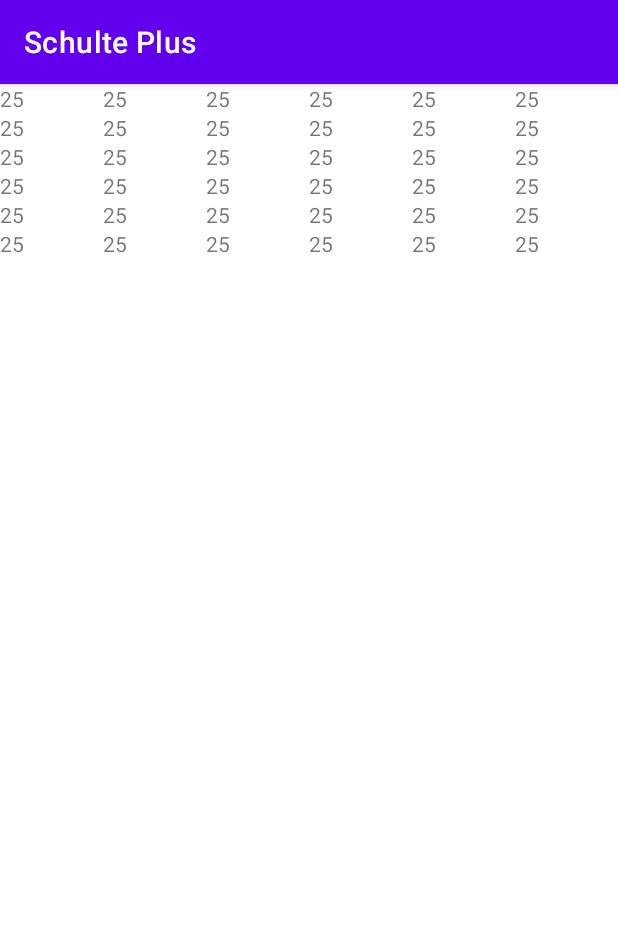
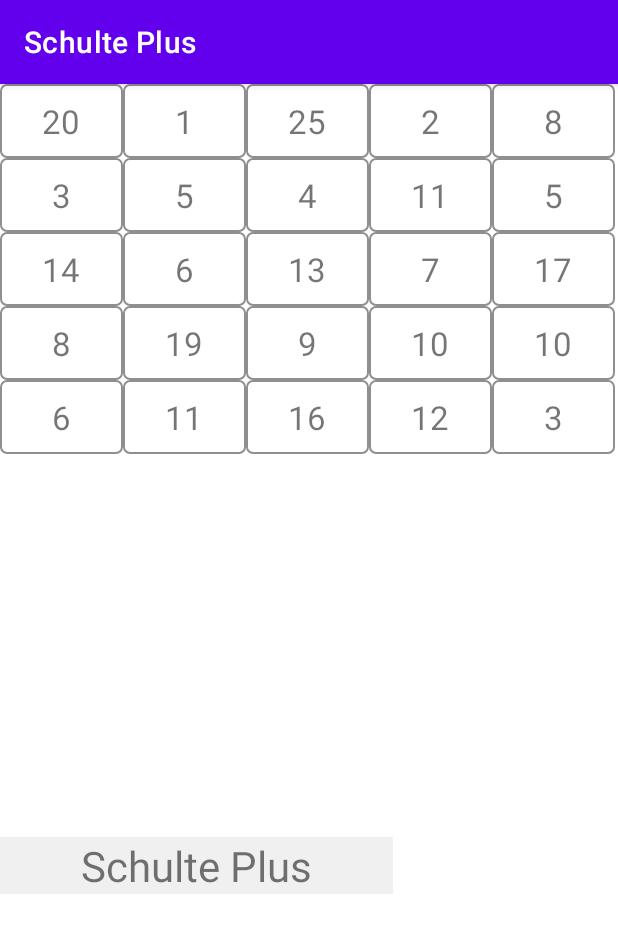
Before and after one commit to Aleksandr-Nebobzod/schulteplus, an Android app: the SchulteActivity02 screen opened directly, with no data from a screen before it, on a phone screen of 412 x 824 dp. Shown: the top 933 px of the screen. Run offline under Robolectric (Android 15) with nearby library versions, the phone set to English and light mode, and no system bars.

Commit message:
STable exercise
drafted*:
STable as a Container for Schulte Cells represented as "exercise"
shuffle method
GridAdapter connected to "exercise"

* means done roughly but workable

```diff
--- a/app/src/main/java/org/nebobrod/schulteplus/GridAdapter.java
+++ b/app/src/main/java/org/nebobrod/schulteplus/GridAdapter.java
@@ -1,6 +1,12 @@
 package org.nebobrod.schulteplus;
 
+
+
+
+
 import android.content.Context;
+import android.graphics.drawable.Drawable;
+import android.util.Log;
 import android.view.View;
 import android.view.ViewGroup;
 import android.widget.BaseAdapter;
@@ -8,19 +14,19 @@ import android.widget.TextView;
 
 
 public class GridAdapter extends BaseAdapter {
+	 private static final String TAG = "GridAdapter";
 	 private Context mContext;
-	 private Integer mCols, mRows;
+	 private STable mExercise;
 
-	 public GridAdapter(Context context, int cols, int rows)
-	 {
+	 public GridAdapter(Context context, STable exercise) {
+		 mExercise = exercise;
 		 mContext = context;
-		 mCols = cols;
-		 mRows = rows;
+
 	 }
 
 	 @Override
 	 public int getCount() {
-		 return mCols * mRows;
+		 return mExercise.getX() * mExercise.getY();
 	 }
 
 	 @Override
@@ -43,8 +49,16 @@ public class GridAdapter extends BaseAdapter {
 		 else
 			 view = (TextView) convertView;
 
-		 view.setText("25");
+		 view.setText("" + mExercise.getArea().get(position).getValue());
+//		 Log.d(TAG, "getView: width " + view.getWidth());
+//		 https://stackoverflow.com/questions/51719485/adding-border-to-textview-programmatically
+		 Drawable img = mContext.getDrawable(R.drawable.ic_border);
+		 view.setBackground(img);
+		 view.setTextSize(22);
+		 view.setTextAlignment(view.TEXT_ALIGNMENT_CENTER);
+		 view.setPadding(0, 15, 0, 15);
 
 		 return view;
 	 }
+
  }
--- /dev/null
+++ b/app/src/main/java/org/nebobrod/schulteplus/SCell.java
@@ -0,0 +1,45 @@
+package org.nebobrod.schulteplus;
+
+public class SCell {
+	private int x,y, value;
+	private boolean isPassed = false;
+	private double chance = 0.5;
+
+	public SCell(int x, int y, int value) {
+		this.x = x;
+		this.y = y;
+		this.value = value;
+	}
+
+	public int getX() {
+		return x;
+	}
+
+	public int getY() {
+		return y;
+	}
+
+	public int getValue() {
+		return value;
+	}
+
+	public void setValue(int value) {
+		this.value = value;
+	}
+
+	public boolean isPassed() {
+		return isPassed;
+	}
+
+	public void setPassed(boolean passed) {
+		isPassed = passed;
+	}
+
+	public double getChance() {
+		return chance;
+	}
+
+	public void setChance(double chance) {
+		this.chance = chance;
+	}
+}
--- /dev/null
+++ b/app/src/main/java/org/nebobrod/schulteplus/STable.java
@@ -0,0 +1,53 @@
+package org.nebobrod.schulteplus;
+
+import java.util.ArrayList;
+import java.util.Random;
+
+public class STable {
+	private ArrayList<SCell> area = new ArrayList<>();
+	private int xSize, ySize;
+	private int turnNumber = 1;
+
+	public STable(int x, int y) {
+		this.xSize = x;
+		this.ySize = y;
+
+		int value = 1;
+		for (x = xSize; x>0; x--){
+			for (y = ySize;y>0;y--){
+
+				area.add(new SCell(x,y,value++));
+			}
+		}
+	}
+
+	public void shuffle(){
+		Random r = new Random();
+		ArrayList<SCell> clonedArea = (ArrayList<SCell>) area.clone();
+
+		for (int i = xSize * ySize-1; i>=0; i--){
+			int j = r.nextInt(clonedArea.size());
+			area.add( i, clonedArea.get(j));
+			clonedArea.remove(j);
+		}
+
+	}
+
+	public ArrayList<SCell> getArea() {
+		return area;
+	}
+
+	public SCell getSCell(int x, int y) {
+		return area.get(x * this.xSize + y * this.ySize);
+	}
+
+	public int getX() {
+		return xSize;
+	}
+
+	public int getY() {
+		return ySize;
+	}
+
+
+}
--- a/app/src/main/java/org/nebobrod/schulteplus/Utils.java
+++ b/app/src/main/java/org/nebobrod/schulteplus/Utils.java
@@ -4,6 +4,8 @@ package org.nebobrod.schulteplus;
 import android.text.format.Time;
 
 public final class Utils {
+	private static final String TAG = "Utils";
+
 	/**
 	 * Private constructor to prevent instantiation
 	 */
--- a/app/src/main/java/org/nebobrod/schulteplus/ui/SchulteActivity02.java
+++ b/app/src/main/java/org/nebobrod/schulteplus/ui/SchulteActivity02.java
@@ -3,14 +3,20 @@ package org.nebobrod.schulteplus.ui;
 import androidx.appcompat.app.AppCompatActivity;
 
 import android.os.Bundle;
+import android.view.View;
+import android.widget.AdapterView;
 import android.widget.GridView;
+import android.widget.Toast;
 
 import org.nebobrod.schulteplus.GridAdapter;
 import org.nebobrod.schulteplus.R;
+import org.nebobrod.schulteplus.SCell;
+import org.nebobrod.schulteplus.STable;
 
 public class SchulteActivity02 extends AppCompatActivity {
 
 	private GridView mGrid;
+	private STable exercise;
 	private GridAdapter mAdapter;
 
 	@Override
@@ -18,12 +24,25 @@ public class SchulteActivity02 extends AppCompatActivity {
 		super.onCreate(savedInstanceState);
 		setContentView(R.layout.activity_schulte02);
 
-		mGrid = (GridView)findViewById(R.id.field);
-		mGrid.setNumColumns(6);
+		exercise = new STable(5, 5);
+		exercise.shuffle();
+
+		mGrid = (GridView)findViewById(R.id.gvArea);
+		mGrid.setNumColumns(exercise.getX());
 		mGrid.setEnabled(true);
 
-		mAdapter = new GridAdapter(this, 6, 6);
+		mAdapter = new GridAdapter(this, exercise);
 		mGrid.setAdapter(mAdapter);
+
+		mGrid.setOnItemClickListener(new AdapterView.OnItemClickListener() {
+			@Override
+			public void onItemClick(AdapterView<?> adapterView, View v, int position, long id) {
+				SCell currentCell = exercise.getArea().get(position);
+				Toast.makeText(SchulteActivity02.this, position+"_" + currentCell.getValue(), Toast.LENGTH_SHORT).show();
+				exercise.shuffle();
+				mAdapter.notifyDataSetChanged();
+			}
+		});
 
 	}
 }
--- /dev/null
+++ b/app/src/main/res/drawable/ic_border.xml
@@ -0,0 +1,10 @@
+<?xml version="1.0" encoding="utf-8"?>
+<selector xmlns:android="http://schemas.android.com/apk/res/android">
+	<item>
+		<shape android:shape="rectangle">
+			<solid android:color="#00ffffff" />
+			<corners android:radius="4dp" />
+			<stroke android:width="1dp" android:color="#8F8F8F" />
+		</shape>
+	</item>
+</selector>
--- a/app/src/main/res/layout/activity_schulte02.xml
+++ b/app/src/main/res/layout/activity_schulte02.xml
@@ -1,15 +1,30 @@
 <?xml version="1.0" encoding="utf-8"?>
-<LinearLayout xmlns:android="http://schemas.android.com/apk/res/android"
-android:layout_width="fill_parent"
-android:layout_height="fill_parent"
-android:orientation="vertical" >
-
-<!--	tools:context=".ui.SchulteActivity02"-->
-
-<GridView xmlns:android="http://schemas.android.com/apk/res/android"
-	android:id="@+id/field"
+<LinearLayout
+	xmlns:android="http://schemas.android.com/apk/res/android"
 	android:layout_width="fill_parent"
 	android:layout_height="wrap_content"
-	android:gravity="center"
-	/>
+	android:orientation="vertical"
+	android:layout_weight="3" >
+
+	<!--	tools:context=".ui.SchulteActivity02"-->
+
+	<GridView
+		android:id="@+id/gvArea"
+		android:layout_width="fill_parent"
+		android:layout_height="462dp"
+		android:layout_marginBottom="40dp"
+		android:gravity="center">
+
+	</GridView>
+
+	<TextView
+		android:id="@+id/txtLabel"
+		android:layout_width="262dp"
+		android:layout_height="wrap_content"
+		android:layout_marginBottom="20dp"
+		android:background="#FFF0F0F0"
+		android:gravity="center"
+		android:text="@string/app_name"
+		android:textSize="28sp" />
+
 </LinearLayout>
```
